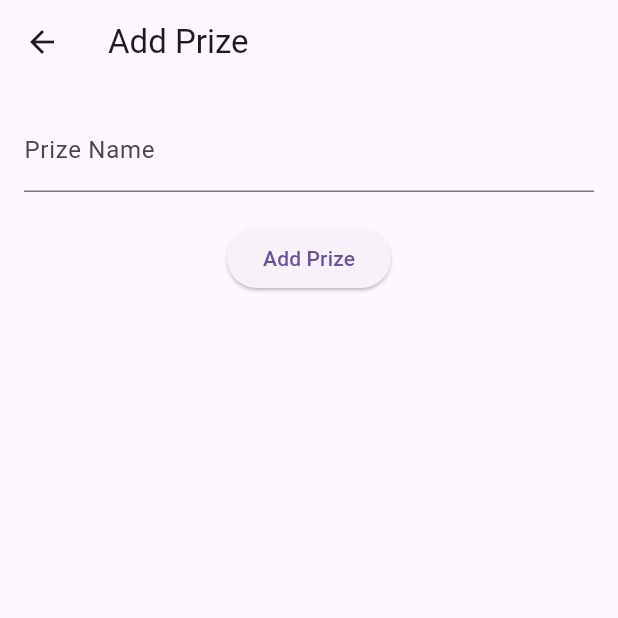
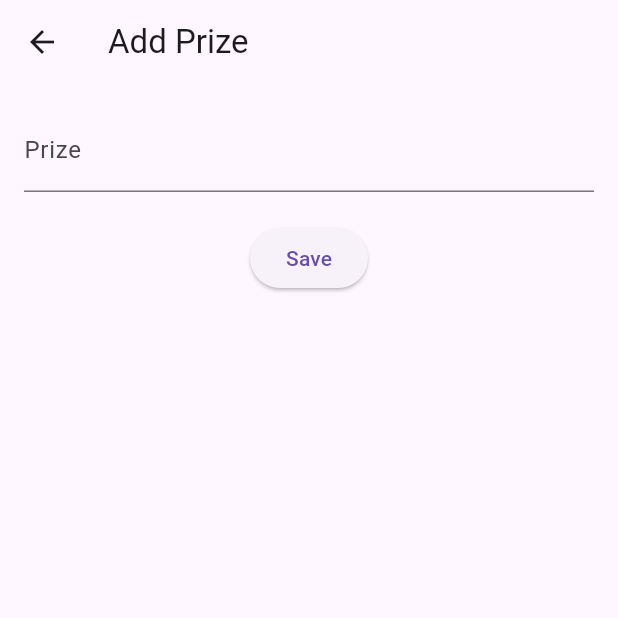
Before and after one commit to abdosifsif/roulette, a Flutter app: the AddPrizePage screen opened by its route, on a phone screen of 412 x 824 dp, the top half of it. Run offline on Flutter 3.47's test engine with Material 3 defaults, Android fonts, the phone set to English and light mode, and no system bars; our stand-ins replace bloc, equatable, flutter_bloc, shared_preferences; missing offline and left inert: roulette; accounts and stored records are empty.

Commit message:
fixing add and edit pages

```diff
--- a/lib/add_prize.dart
+++ b/lib/add_prize.dart
@@ -1,57 +1,47 @@
+import 'package:app_roulette/bloc/app_roulette_event.dart';
 import 'package:flutter/material.dart';
-import 'package:shared_preferences/shared_preferences.dart';
+import 'package:flutter_bloc/flutter_bloc.dart';
+import 'package:app_roulette/bloc/app_roulette_bloc.dart';
 
-class AddPrizePage extends StatefulWidget {
+class AddPrizePage extends StatelessWidget {
   final String? prize;
   final int? index;
 
   const AddPrizePage({Key? key, this.prize, this.index}) : super(key: key);
 
   @override
-  _AddPrizePageState createState() => _AddPrizePageState();
-}
+  Widget build(BuildContext context) {
+    final TextEditingController _prizeController =
+        TextEditingController(text: prize);
 
-class _AddPrizePageState extends State<AddPrizePage> {
-  final TextEditingController _prizeController = TextEditingController();
-
-  @override
-  void initState() {
-    super.initState();
-    if (widget.prize != null) {
-      _prizeController.text = widget.prize!;
-    }
-  }
-
-  Future<void> _savePrize() async {
-    SharedPreferences prefs = await SharedPreferences.getInstance();
-    List<String>? prizes = prefs.getStringList('prizes') ?? [];
-
-    if (widget.index != null) {
-      prizes[widget.index!] = _prizeController.text;
-    } else {
-      prizes.add(_prizeController.text);
-    }
-
-    await prefs.setStringList('prizes', prizes);
-    Navigator.pop(context, true);
-  }
-
-  @override
-  Widget build(BuildContext context) {
     return Scaffold(
-      appBar: AppBar(title: Text(widget.prize == null ? 'Add Prize' : 'Edit Prize')),
+      appBar: AppBar(
+        title: const Text('Add Prize'),
+      ),
       body: Padding(
         padding: const EdgeInsets.all(16.0),
         child: Column(
           children: [
             TextField(
               controller: _prizeController,
-              decoration: InputDecoration(labelText: 'Prize Name'),
+              decoration: const InputDecoration(labelText: 'Prize'),
             ),
             const SizedBox(height: 20),
             ElevatedButton(
-              onPressed: _savePrize,
-              child: Text(widget.prize == null ? 'Add Prize' : 'Save Changes'),
+              onPressed: () {
+                final newPrize = _prizeController.text;
+                if (newPrize.isNotEmpty) {
+                  if (index != null) {
+                    // Edit existing prize
+                    context.read<RouletteBloc>().add(EditPrize(index!, newPrize));
+                  } else {
+                    // Add new prize
+                    context.read<RouletteBloc>().add(AddPrize(newPrize));
+                  }
+                  Navigator.pop(context, true); // Notify success
+                }
+              },
+              child: const Text('Save'),
             ),
           ],
         ),
```
Also changed, not shown: lib/edit_prize.dart (+47 -13 lines), lib/main.dart (+15 -3 lines), lib/roulette_page.dart (+102 -31 lines).
